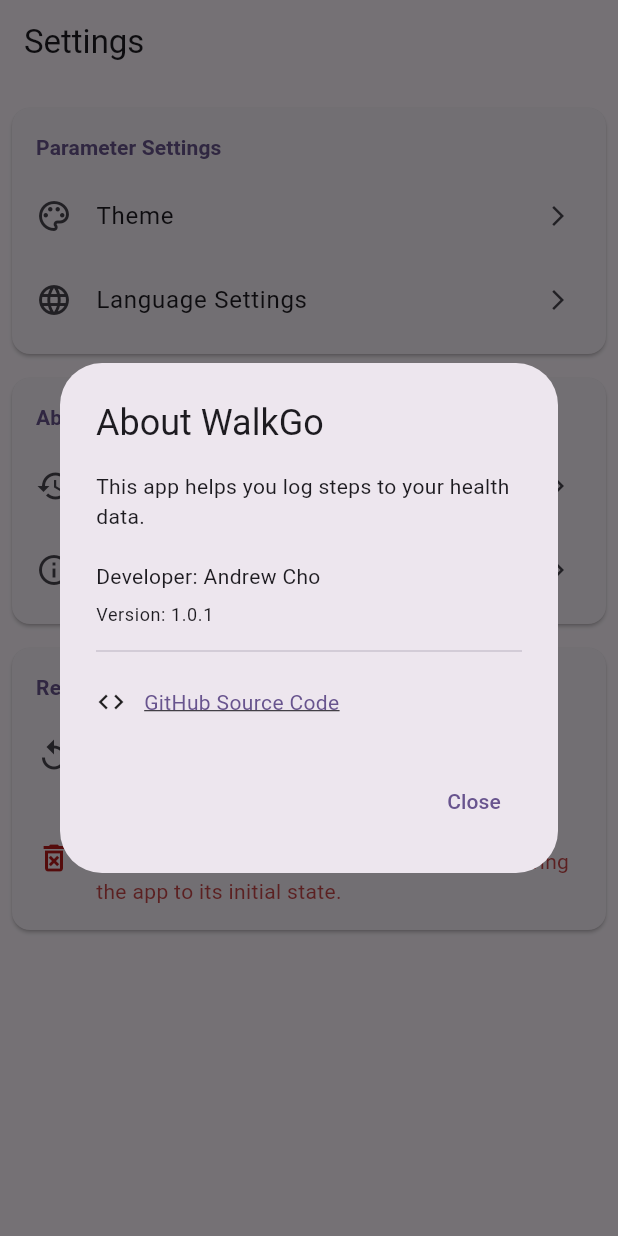
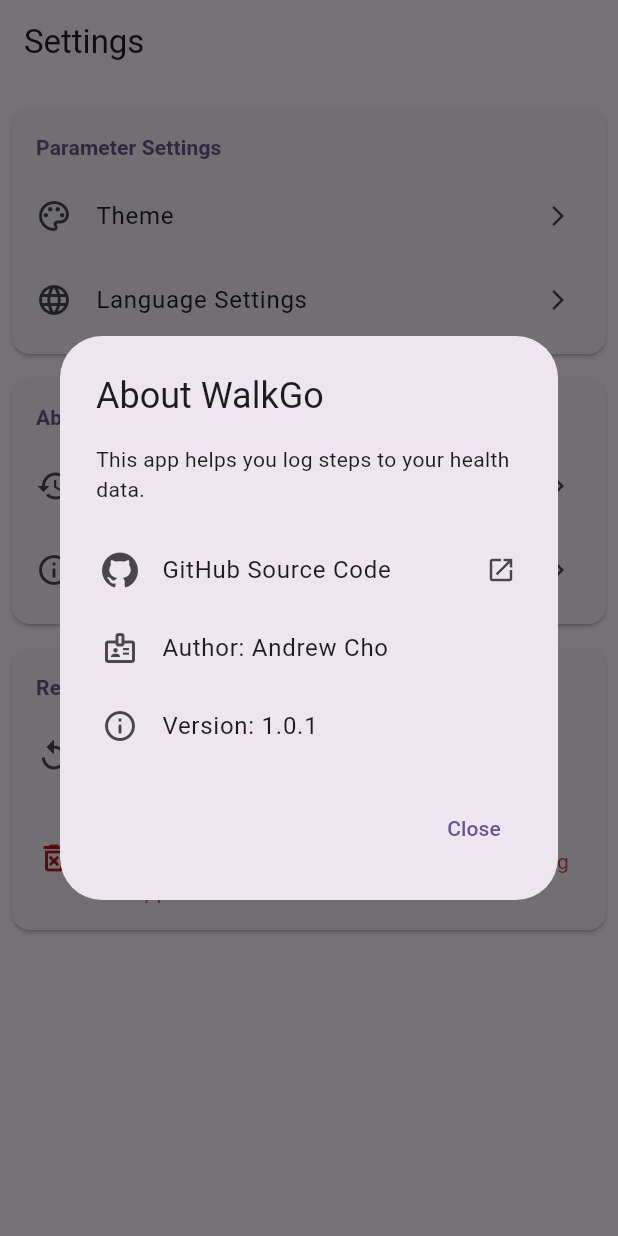
Before and after one commit to potatosserver/WalkGo, a Flutter app: the SettingsPage screen opened by its route, after a tap on "About WalkGo", on a phone screen of 412 x 824 dp. Run offline on Flutter 3.47's test engine with Material 3 defaults, Android fonts, the phone set to English and light mode, and no system bars; our stand-ins replace fluttertoast, font_awesome_flutter, go_router, group_radio_button, permission_handler, shared_preferences; missing offline and left inert: flutter_background_service, health; accounts and stored records are empty.

Commit message:
feat: Implement internationalization and a new settings page for app configuration.

```diff
--- a/lib/l10n/app_en.arb
+++ b/lib/l10n/app_en.arb
@@ -314,7 +314,7 @@
       }
     }
   },
-  "developer_label": "Developer: Andrew Cho",
+  "developer_label": "Author: Andrew Cho",
   "@developer_label": {},
   "github_source_code": "GitHub Source Code",
   "@github_source_code": {},
--- a/lib/l10n/app_localizations.dart
+++ b/lib/l10n/app_localizations.dart
@@ -833,7 +833,7 @@
   /// No description provided for @developer_label.
   ///
   /// In en, this message translates to:
-  /// **'Developer: Andrew Cho'**
+  /// **'Author: Andrew Cho'**
   String get developer_label;
 
   /// No description provided for @github_source_code.
--- a/lib/l10n/app_localizations_en.dart
+++ b/lib/l10n/app_localizations_en.dart
@@ -419,7 +419,7 @@
   }
 
   @override
-  String get developer_label => 'Developer: Andrew Cho';
+  String get developer_label => 'Author: Andrew Cho';
 
   @override
   String get github_source_code => 'GitHub Source Code';
--- a/lib/l10n/app_localizations_zh.dart
+++ b/lib/l10n/app_localizations_zh.dart
@@ -401,7 +401,7 @@
   }
 
   @override
-  String get developer_label => '開發者：卓稟鈞(Andrew)';
+  String get developer_label => '作者 : 卓稟鈞 (Andrew)';
 
   @override
   String get github_source_code => 'GitHub 原始碼';
--- a/lib/l10n/app_zh.arb
+++ b/lib/l10n/app_zh.arb
@@ -207,7 +207,7 @@
             }
         }
     },
-    "developer_label": "開發者：卓稟鈞(Andrew)",
+    "developer_label": "作者 : 卓稟鈞 (Andrew)",
     "@developer_label": {},
     "github_source_code": "GitHub 原始碼",
     "@github_source_code": {},
--- a/lib/pages/settings_page.dart
+++ b/lib/pages/settings_page.dart
@@ -1,5 +1,6 @@
 import 'package:flutter/material.dart';
 import 'package:url_launcher/url_launcher.dart';
+import 'package:font_awesome_flutter/font_awesome_flutter.dart';
 import 'package:flutter_background_service/flutter_background_service.dart';
 import 'package:fluttertoast/fluttertoast.dart';
 import 'package:go_router/go_router.dart';
@@ -113,7 +114,6 @@
   }
 
   void _showAboutDialog(BuildContext context, AppLocalizations l10n) {
-    final theme = Theme.of(context);
     showDialog(
       context: context,
       builder: (context) => AlertDialog(
@@ -123,12 +123,12 @@
           crossAxisAlignment: CrossAxisAlignment.start,
           children: [
             Text(l10n.about_walkgo_content),
-            const SizedBox(height: 20),
-            Text(l10n.developer_label),
-            const SizedBox(height: 8),
-            Text(l10n.version_label("1.0.1"), style: theme.textTheme.bodySmall),
-            const Divider(height: 32),
-            InkWell(
+            const SizedBox(height: 24),
+            _buildAboutRow(
+              context,
+              icon: FontAwesomeIcons.github,
+              text: l10n.github_source_code,
+              trailing: const Icon(Icons.open_in_new, size: 20),
               onTap: () async {
                 final url =
                     Uri.parse('https://github.com/potatosserver/WalkGo');
@@ -138,31 +138,63 @@
                   Fluttertoast.showToast(msg: 'Could not launch GitHub');
                 }
               },
-              child: Padding(
-                padding: const EdgeInsets.symmetric(vertical: 8.0),
-                child: Row(
-                  children: [
-                    const Icon(Icons.code, size: 20),
-                    const SizedBox(width: 12),
-                    Expanded(
-                      child: Text(
-                        l10n.github_source_code,
-                        style: TextStyle(
-                          color: theme.colorScheme.primary,
-                          decoration: TextDecoration.underline,
-                        ),
-                      ),
-                    ),
-                  ],
-                ),
-              ),
+            ),
+            const SizedBox(height: 12),
+            _buildAboutRow(
+              context,
+              icon: Icons.badge_outlined,
+              text: l10n.developer_label,
+            ),
+            const SizedBox(height: 12),
+            _buildAboutRow(
+              context,
+              icon: Icons.info_outline,
+              text: l10n.version_label("1.0.1"),
             ),
           ],
         ),
         actions: [
           TextButton(
-              onPressed: () => Navigator.pop(context), child: Text(l10n.close)),
+            onPressed: () => Navigator.pop(context),
+            child: Text(l10n.close),
+          ),
         ],
+      ),
+    );
+  }
+
+  Widget _buildAboutRow(BuildContext context,
+      {required IconData icon,
+      required String text,
+      Widget? trailing,
+      VoidCallback? onTap}) {
+    final theme = Theme.of(context);
+    return InkWell(
+      onTap: onTap,
+      borderRadius: BorderRadius.circular(8),
+      child: Padding(
+        padding: const EdgeInsets.symmetric(vertical: 8.0, horizontal: 4.0),
+        child: Row(
+          children: [
+            Icon(icon, size: 24, color: theme.colorScheme.onSurfaceVariant),
+            const SizedBox(width: 16),
+            Expanded(
+              child: Text(
+                text,
+                style: theme.textTheme.bodyLarge?.copyWith(
+                  color: theme.colorScheme.onSurface,
+                ),
+              ),
+            ),
+            if (trailing != null) ...[
+              const SizedBox(width: 8),
+              IconTheme(
+                data: IconThemeData(color: theme.colorScheme.onSurfaceVariant),
+                child: trailing,
+              ),
+            ],
+          ],
+        ),
       ),
     );
   }
--- a/pubspec.yaml
+++ b/pubspec.yaml
@@ -24,6 +24,7 @@
   fluttertoast: ^9.0.0
   group_radio_button: ^1.3.0
   url_launcher: ^6.3.1
+  font_awesome_flutter: ^10.12.0
 
 dev_dependencies:
   flutter_test:
```
Also changed, not shown: pubspec.lock.
